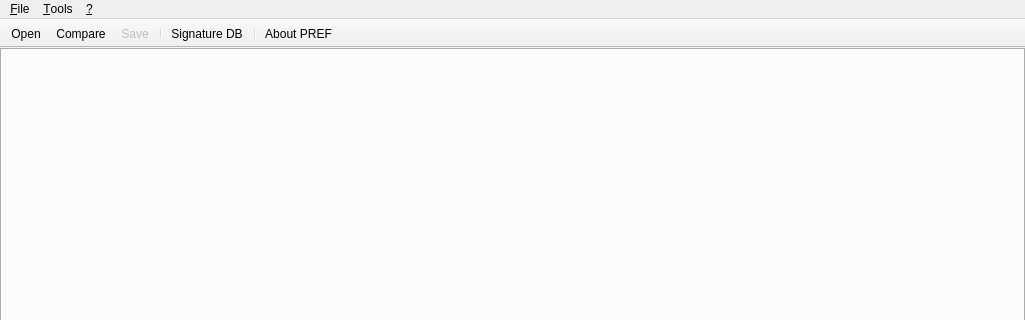
First picture: the form in mainwindow.ui, repository PREF/PREF, before the edit; both pictures show x 0 to 1025 and y 0 to 320 of the 1025 by 739 pixel window.
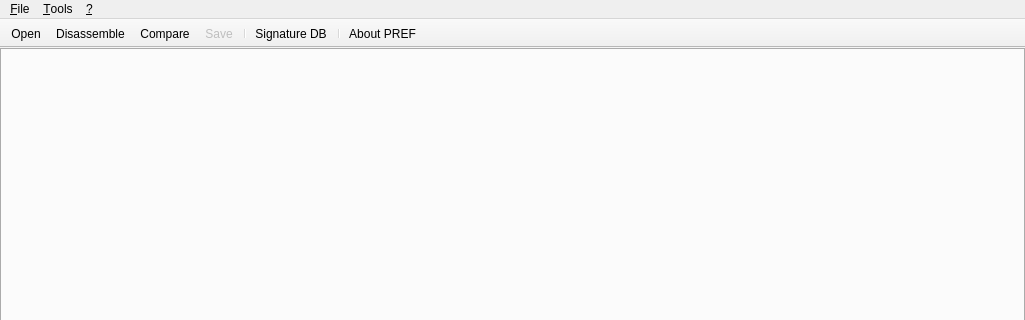
Second picture: the form after the edit. Icons and pictures are not drawn. Custom widgets are drawn as their Qt base class.

Diff of the .ui file:
```diff
--- a/mainwindow.ui
+++ b/mainwindow.ui
@@ -110,6 +110,7 @@
     <bool>false</bool>
    </attribute>
    <addaction name="action_Open"/>
+   <addaction name="actionDisassemble"/>
    <addaction name="actionCompare"/>
    <addaction name="action_Save"/>
    <addaction name="separator"/>
@@ -202,6 +203,15 @@
     <string>Settings</string>
    </property>
   </action>
+  <action name="actionDisassemble">
+   <property name="icon">
+    <iconset resource="resources.qrc">
+     <normaloff>:/action_icons/res/cpu.png</normaloff>:/action_icons/res/cpu.png</iconset>
+   </property>
+   <property name="text">
+    <string>Disassemble</string>
+   </property>
+  </action>
  </widget>
  <layoutdefault spacing="6" margin="11"/>
  <customwidgets>
```
Left out of the diff: 17 changed lines with no effect on the pictures.
